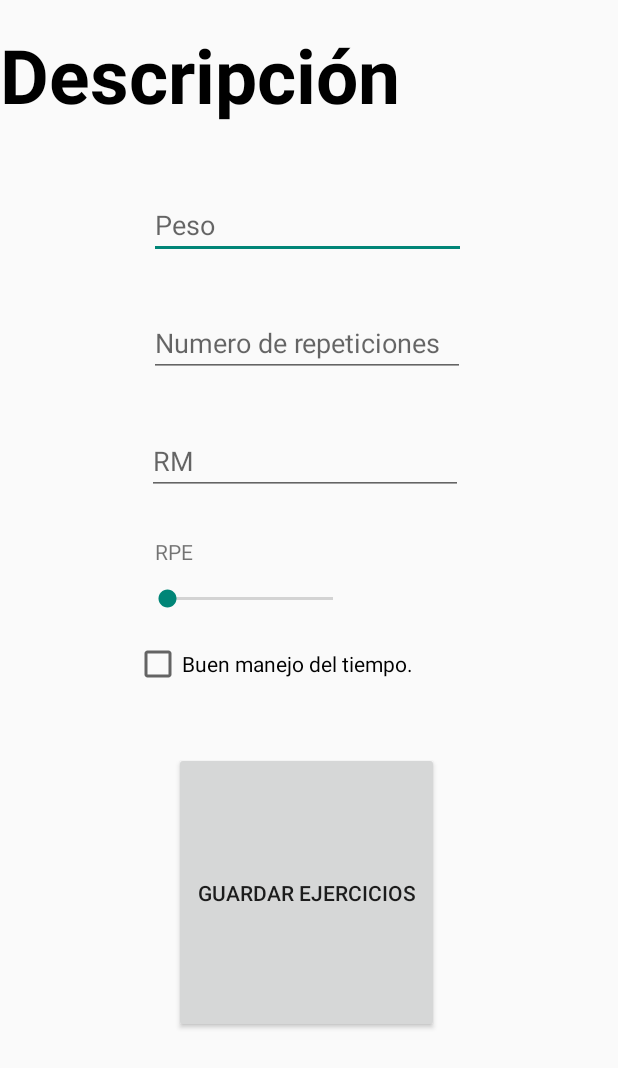
After one commit to danielavelosar/training-for-gym-app, an Android app: the DescriptionActivity screen opened directly, with no data from a screen before it, on a phone screen of 412 x 824 dp. The commit adds this screen. Shown: the top 1068 px of the screen. Run offline under Robolectric (Android 15) with nearby library versions, the phone set to English and light mode, and no system bars; 4 statements that could not run were skipped.

Commit message:
Update gradle.xml

```diff
--- a/app/src/main/AndroidManifest.xml
+++ b/app/src/main/AndroidManifest.xml
@@ -17,6 +17,9 @@
         android:supportsRtl="true"
         android:theme="@style/Theme.AppCompat.DayNight.NoActionBar"
         android:usesCleartextTraffic="true">
+        <activity
+            android:name=".DescriptionActivity"
+            android:exported="false" />
         <activity
             android:name=".registro_por_rutina"
             android:exported="false" />
--- /dev/null
+++ b/app/src/main/java/com/example/trackingforgym/DescriptionActivity.java
@@ -0,0 +1,33 @@
+package com.example.trackingforgym;
+
+import androidx.appcompat.app.AppCompatActivity;
+
+import android.graphics.Color;
+import android.os.Bundle;
+import android.widget.TextView;
+
+public class DescriptionActivity extends AppCompatActivity {
+
+    TextView titleDescriptionTextView;
+    TextView cityDescriptionTextView;
+    TextView statusDescriptionTextView;
+
+    @Override
+    protected void onCreate(Bundle savedInstanceState) {
+        super.onCreate(savedInstanceState);
+        setContentView(R.layout.activity_description);
+
+        Lista_Rutinas element = (Lista_Rutinas) getIntent().getSerializableExtra("Lista_Rutinas");
+        titleDescriptionTextView = findViewById(R.id.titleDescriptionTextView);
+        cityDescriptionTextView = findViewById(R.id.cityDescriptionTextView);
+        statusDescriptionTextView = findViewById(R.id.statusDescriptionTextView);
+
+        titleDescriptionTextView.setText(element.getNombre());
+        titleDescriptionTextView.setTextColor(Color.parseColor(element.getColo()));
+
+        cityDescriptionTextView.setText(element.getCitys());
+
+        statusDescriptionTextView.setText(element.getStatus());
+        statusDescriptionTextView.setTextColor(Color.GRAY);
+    }
+}
--- a/app/src/main/java/com/example/trackingforgym/Lista_Rutinas.java
+++ b/app/src/main/java/com/example/trackingforgym/Lista_Rutinas.java
@@ -1,6 +1,8 @@
 package com.example.trackingforgym;
 
-public class Lista_Rutinas {
+import java.io.Serializable;
+
+public class Lista_Rutinas implements Serializable {
     public String colo;
     public String nombre;
     public String citys;
--- a/app/src/main/java/com/example/trackingforgym/Rutinas_Adaptador.java
+++ b/app/src/main/java/com/example/trackingforgym/Rutinas_Adaptador.java
@@ -17,11 +17,17 @@ public class Rutinas_Adaptador extends RecyclerView.Adapter<Rutinas_Adaptador.Vi
     private List<Lista_Rutinas> mData;
     private LayoutInflater mInflater;
     private Context context;
+    final Rutinas_Adaptador.OnItemClickListener listener;
 
-    public Rutinas_Adaptador(List<Lista_Rutinas> itemList,  Context context) {
+    public interface OnItemClickListener {
+        void onItemClick(Lista_Rutinas item);
+    }
+
+    public Rutinas_Adaptador(List<Lista_Rutinas> itemList,  Context context, Rutinas_Adaptador.OnItemClickListener listener) {
         this.mData = itemList;
         this.mInflater = LayoutInflater.from(context);
         this.context = context;
+        this.listener = listener;
     }
 
     public int getItemCount(){return mData.size();}
@@ -52,6 +58,12 @@ public class Rutinas_Adaptador extends RecyclerView.Adapter<Rutinas_Adaptador.Vi
             iconImage.setColorFilter(Color.parseColor(item.getColo()), PorterDuff.Mode.SRC_IN);
             nombre.setText(item.getNombre());
             status.setText(item.getStatus());
+            itemView.setOnClickListener(new View.OnClickListener() {
+                @Override
+                public void onClick(View view) {
+                    listener.onItemClick(item);
+                }
+            });
         }
     }
 
--- a/app/src/main/java/com/example/trackingforgym/login.java
+++ b/app/src/main/java/com/example/trackingforgym/login.java
@@ -51,5 +51,10 @@ public class login extends AppCompatActivity {
         }
 
     }
-
+    /*
+    public void Siguiente(View view){
+        Intent siguiente = new Intent(this, registro_por_rutina.class);
+        startActivity(siguiente);
+    }
+    */
 }
--- a/app/src/main/java/com/example/trackingforgym/registro_por_rutina.java
+++ b/app/src/main/java/com/example/trackingforgym/registro_por_rutina.java
@@ -4,7 +4,9 @@ import androidx.appcompat.app.AppCompatActivity;
 import androidx.recyclerview.widget.LinearLayoutManager;
 import androidx.recyclerview.widget.RecyclerView;
 
+import android.content.Intent;
 import android.os.Bundle;
+import android.util.EventLogTags;
 import android.widget.ListAdapter;
 
 import java.util.ArrayList;
@@ -24,17 +26,28 @@ public class registro_por_rutina extends AppCompatActivity {
 
     public void init(){
         elements = new ArrayList<>();
-        elements.add(new Lista_Rutinas("#775447", "Pedro", "Mexico", "Activo"));
-        elements.add(new Lista_Rutinas("#775447", "Pedro", "Mexico", "Activo"));
-        elements.add(new Lista_Rutinas("#775447", "Pedro", "Mexico", "Activo"));
-        elements.add(new Lista_Rutinas("#775447", "Pedro", "Mexico", "Activo"));
-        elements.add(new Lista_Rutinas("#775447", "Pedro", "Mexico", "Activo"));
+        elements.add(new Lista_Rutinas("#FF2D00", "Flexiones con palmada", "Tren superior", "Fuerte"));
+        elements.add(new Lista_Rutinas("#0008FF", "Press con mancuernas", "Tren superior", "Fuerte"));
+        elements.add(new Lista_Rutinas("#59FF00", "Tríceps con mancuerna", "Tren superior", "Fuerte"));
+        elements.add(new Lista_Rutinas("#008FFF", "Curl de bíceps con mancuernas", "Tren superior", "Fuerte"));
+        elements.add(new Lista_Rutinas("#F000FF", "Elevaciones frontales con mancuernas", "Tren superior", "Fuerte"));
 
-        Rutinas_Adaptador rutinas_adaptador = new Rutinas_Adaptador(elements,this);
+        Rutinas_Adaptador rutinas_adaptador = new Rutinas_Adaptador(elements, this, new Rutinas_Adaptador.OnItemClickListener() {
+            @Override
+            public void onItemClick(Lista_Rutinas item) {
+                moveToDescription(item);
+            }
+        });
         RecyclerView recyclerView = findViewById(R.id.recycler_rutinas);
         recyclerView.setHasFixedSize(true);
         recyclerView.setLayoutManager(new LinearLayoutManager(this));
         recyclerView.setAdapter(rutinas_adaptador);
 
     }
+
+    public void moveToDescription(Lista_Rutinas item){
+        Intent intent = new Intent(this, DescriptionActivity.class);
+        intent.putExtra("Lista_Rutinas",item);
+        startActivity(intent);
+    }
 }
--- /dev/null
+++ b/app/src/main/res/layout/activity_description.xml
@@ -0,0 +1,148 @@
+<?xml version="1.0" encoding="utf-8"?>
+<RelativeLayout xmlns:android="http://schemas.android.com/apk/res/android"
+    xmlns:app="http://schemas.android.com/apk/res-auto"
+    xmlns:tools="http://schemas.android.com/tools"
+    android:layout_width="match_parent"
+    android:layout_height="match_parent"
+    tools:context=".DescriptionActivity">
+
+    <EditText
+        android:id="@+id/peso"
+        android:layout_width="wrap_content"
+        android:layout_height="wrap_content"
+        android:layout_below="@+id/statusDescriptionTextView"
+        android:layout_alignParentStart="true"
+        android:layout_alignParentEnd="true"
+        android:layout_marginStart="99dp"
+        android:layout_marginTop="16dp"
+        android:layout_marginEnd="101dp"
+        android:contentDescription="Peso"
+        android:ems="10"
+        android:hint="Peso"
+        android:inputType="number" />
+
+    <TextView
+        android:id="@+id/titleDescriptionTextView"
+        android:layout_width="408dp"
+        android:layout_height="wrap_content"
+        android:layout_alignParentStart="true"
+        android:layout_alignParentEnd="true"
+        android:layout_marginStart="0dp"
+        android:layout_marginLeft="16dp"
+        android:layout_marginTop="16dp"
+        android:layout_marginEnd="3dp"
+        android:text="Descripción"
+        android:textColor="@android:color/black"
+        android:textSize="50dp"
+        android:textStyle="bold" />
+
+    <TextView
+        android:id="@+id/cityDescriptionTextView"
+        android:layout_width="17dp"
+        android:layout_height="0dp"
+        android:layout_below="@+id/titleDescriptionTextView"
+        android:layout_alignParentStart="true"
+        android:layout_alignParentEnd="true"
+        android:layout_marginStart="83dp"
+        android:layout_marginLeft="16dp"
+        android:layout_marginTop="16dp"
+        android:layout_marginEnd="311dp"
+        android:text="Ciudad"
+        android:textColor="@android:color/black"
+        android:textSize="24sp"
+        android:textStyle="bold" />
+
+    <TextView
+        android:id="@+id/statusDescriptionTextView"
+        android:layout_width="6dp"
+        android:layout_height="0dp"
+        android:layout_below="@+id/cityDescriptionTextView"
+        android:layout_alignParentStart="true"
+        android:layout_alignParentEnd="true"
+        android:layout_marginStart="140dp"
+        android:layout_marginLeft="16dp"
+        android:layout_marginTop="12dp"
+        android:layout_marginEnd="265dp"
+        android:text="Status"
+        android:textColor="@android:color/black"
+        android:textSize="12sp"
+        android:textStyle="bold" />
+
+    <EditText
+        android:id="@+id/Num_repeticiones"
+        android:layout_width="wrap_content"
+        android:layout_height="wrap_content"
+        android:layout_below="@+id/peso"
+        android:layout_alignParentStart="true"
+        android:layout_alignParentEnd="true"
+        android:layout_marginStart="99dp"
+        android:layout_marginTop="33dp"
+        android:layout_marginEnd="102dp"
+        android:ems="10"
+        android:hint="Numero de repeticiones"
+        android:inputType="number" />
+
+    <EditText
+        android:id="@+id/RM"
+        android:layout_width="wrap_content"
+        android:layout_height="wrap_content"
+        android:layout_below="@+id/Num_repeticiones"
+        android:layout_alignParentStart="true"
+        android:layout_alignParentEnd="true"
+        android:layout_marginStart="98dp"
+        android:layout_marginTop="33dp"
+        android:layout_marginEnd="103dp"
+        android:ems="10"
+        android:hint="RM"
+        android:inputType="number" />
+
+    <SeekBar
+        android:id="@+id/RPE"
+        android:layout_width="143dp"
+        android:layout_height="29dp"
+        android:layout_below="@+id/textView17"
+        android:layout_alignParentStart="true"
+        android:layout_alignParentEnd="true"
+        android:layout_marginStart="95dp"
+        android:layout_marginTop="7dp"
+        android:layout_marginEnd="174dp" />
+
+    <TextView
+        android:id="@+id/textView17"
+        android:layout_width="129dp"
+        android:layout_height="wrap_content"
+        android:layout_below="@+id/RM"
+        android:layout_alignParentStart="true"
+        android:layout_alignParentEnd="true"
+        android:layout_marginStart="103dp"
+        android:layout_marginTop="28dp"
+        android:layout_marginEnd="179dp"
+        android:text="RPE" />
+
+    <CheckBox
+        android:id="@+id/checkBox"
+        android:layout_width="234dp"
+        android:layout_height="22dp"
+        android:layout_below="@+id/RPE"
+        android:layout_alignParentStart="true"
+        android:layout_alignParentEnd="true"
+        android:layout_marginStart="89dp"
+        android:layout_marginTop="17dp"
+        android:layout_marginEnd="88dp"
+        android:text="Buen manejo del tiempo." />
+
+    <Button
+        android:id="@+id/button2"
+        android:layout_width="wrap_content"
+        android:layout_height="97dp"
+        android:layout_below="@+id/checkBox"
+        android:layout_alignParentStart="true"
+        android:layout_alignParentEnd="true"
+        android:layout_alignParentBottom="true"
+        android:layout_marginStart="116dp"
+        android:layout_marginTop="48dp"
+        android:layout_marginEnd="119dp"
+        android:layout_marginBottom="135dp"
+        android:text="Guardar ejercicios" />
+
+</RelativeLayout>
--- a/app/src/main/res/layout/lista_rutinas.xml
+++ b/app/src/main/res/layout/lista_rutinas.xml
@@ -28,7 +28,7 @@
                 android:layout_gravity="center"
                 android:paddingLeft="14dp"
                 android:paddingRight="14dp"
-                app:srcCompat="@drawable/pesas"
+                app:srcCompat="@drawable/dumbell"
                 android:layout_alignParentLeft="true"/>
             <LinearLayout
                 android:id="@+id/li_la"
@@ -55,7 +55,7 @@
                     android:id="@+id/cityTextView"
                     android:layout_width="match_parent"
                     android:layout_height="wrap_content"
-                    android:text="Mexico"
+                    android:text="Tren superior"
                     android:textSize="18sp"/>
 
                 </LinearLayout>
```
